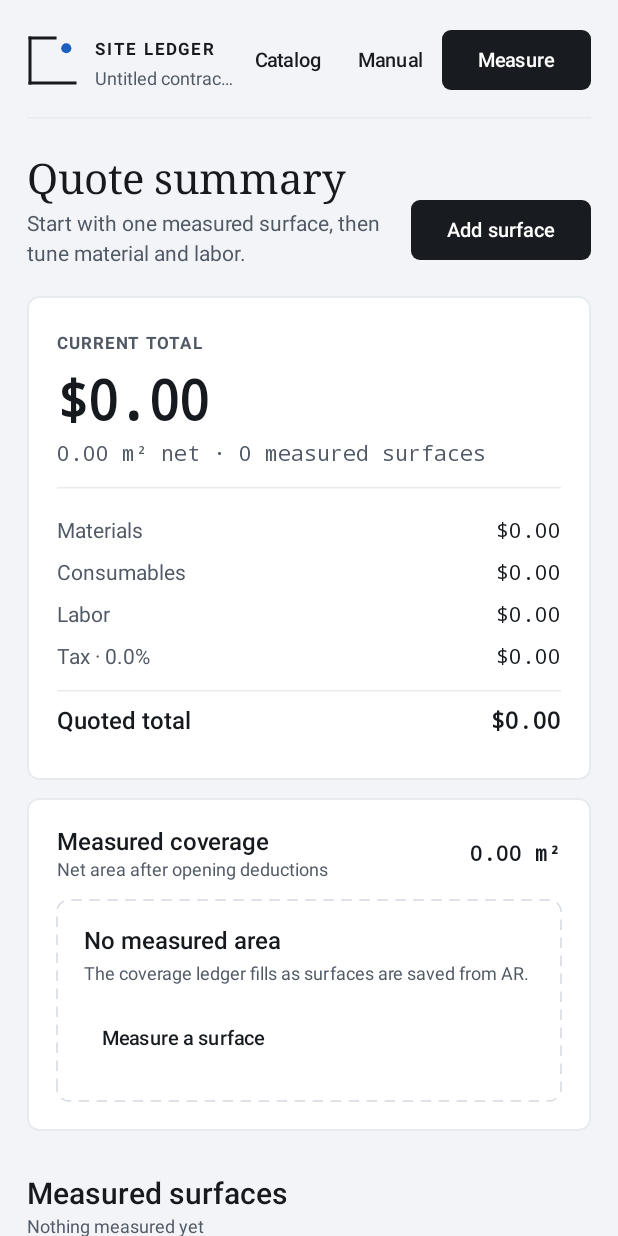
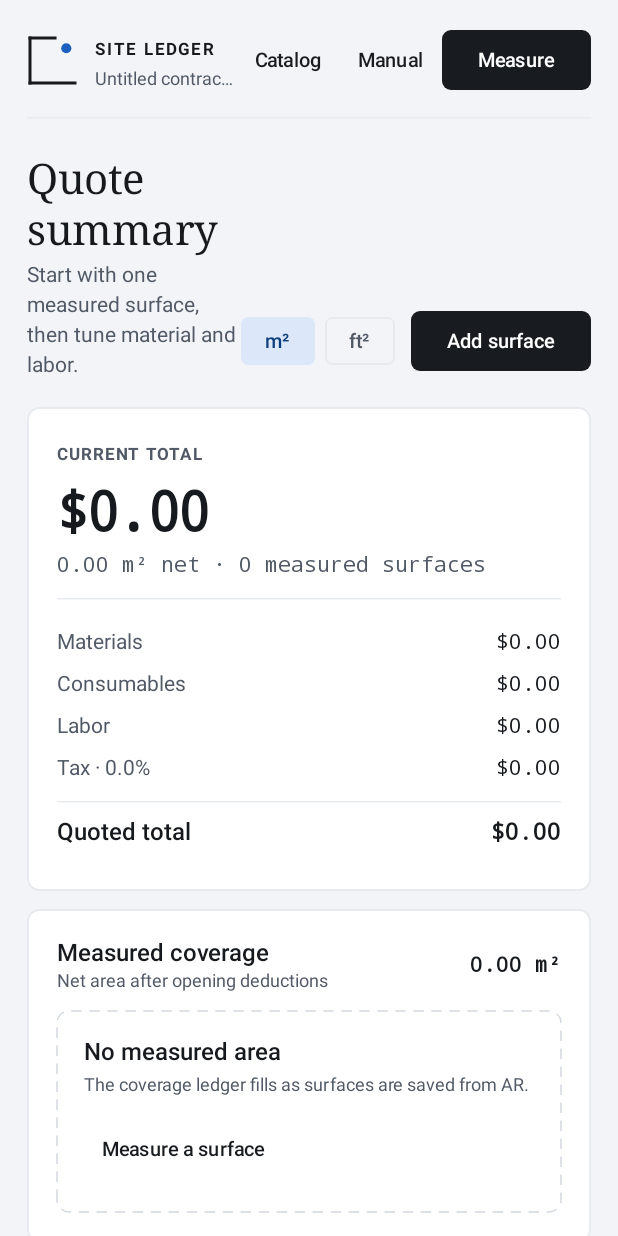
Before and after one commit to Sujaya-Nimneth/AR-contractor-tool-generator, an Android app built with Jetpack Compose: the screen it shows after launch (MainActivity), after a tap on "Measure", on a phone screen of 412 x 824 dp. Run offline under Robolectric (Android 15) with nearby library versions, the phone set to English and light mode, and no system bars; our stand-ins replace Room's generated code; libraries missing offline, so code that uses them is left out: com.google.ar.core, io.github.sceneview.ar, io.github.sceneview.node, io.github.sceneview.rememberEngine, io.github.sceneview.rememberMaterialLoader and 1 more; 9 statements that could not run were skipped.

Commit message:
feat(ui): metric/imperial display toggle for quote measurements
m²/ft² chips on the summary header switch every area and perimeter
readout through UnitConverter; storage and pricing stay SI and PDFs
keep dual-unit labels.

```diff
--- a/app/src/main/java/com/arcontractor/estimator/ui/quote/QuoteScreen.kt
+++ b/app/src/main/java/com/arcontractor/estimator/ui/quote/QuoteScreen.kt
@@ -32,6 +32,7 @@ import androidx.compose.material.icons.rounded.Close
 import androidx.compose.material3.Button
 import androidx.compose.material3.ButtonDefaults
 import androidx.compose.material3.CircularProgressIndicator
+import androidx.compose.material3.FilterChip
 import androidx.compose.material3.HorizontalDivider
 import androidx.compose.material3.Icon
 import androidx.compose.material3.IconButton
@@ -193,7 +194,9 @@ private fun QuoteWorkspace(
             item {
                 QuoteTitleRow(
                     workspace = workspace,
-                    onMeasureSurface = onMeasureSurface
+                    onMeasureSurface = onMeasureSurface,
+                    displayUnits = state.displayUnits,
+                    onSetDisplayUnits = { onAction(QuoteAction.SetDisplayUnits(it)) }
                 )
             }
 
@@ -212,7 +215,8 @@ private fun QuoteWorkspace(
                         workspace = workspace,
                         selectedSurfaceId = state.selectedSurfaceId,
                         onSelectSurface = { onAction(QuoteAction.SelectSurface(it)) },
-                        onMeasureSurface = onMeasureSurface
+                        onMeasureSurface = onMeasureSurface,
+                        displayUnits = state.displayUnits
                     )
                 }
 
@@ -263,6 +267,7 @@ private fun QuoteWorkspace(
                             surface = surface,
                             isSelected = surface.surfaceId == state.selectedSurfaceId,
                             currencyCode = workspace.project.currencyCode,
+                            displayUnits = state.displayUnits,
                             onClick = {
                                 onAction(QuoteAction.SelectSurface(surface.surfaceId))
                             }
@@ -277,6 +282,7 @@ private fun QuoteWorkspace(
                             surface = selectedSurface,
                             materials = workspace.materials,
                             currencyCode = workspace.project.currencyCode,
+                            displayUnits = state.displayUnits,
                             onAction = onAction,
                             onRemeasure = { onRemeasureSurface(selectedSurface.surfaceId) },
                             modifier = Modifier.padding(top = 14.dp)
@@ -288,6 +294,7 @@ private fun QuoteWorkspace(
                     QuoteTotalsCard(
                         quote = workspace.quote,
                         currencyCode = workspace.project.currencyCode,
+                        displayUnits = state.displayUnits,
                         modifier = Modifier.padding(top = 30.dp)
                     )
                 }
@@ -415,7 +422,9 @@ private fun QuoteHeader(
 @Composable
 private fun QuoteTitleRow(
     workspace: ProjectWorkspace?,
-    onMeasureSurface: () -> Unit
+    onMeasureSurface: () -> Unit,
+    displayUnits: DisplayUnitSystem,
+    onSetDisplayUnits: (DisplayUnitSystem) -> Unit
 ) {
     val surfaceCount = workspace?.surfaces?.size ?: 0
     val finding = when {
@@ -443,7 +452,22 @@ private fun QuoteTitleRow(
                 color = MaterialTheme.colorScheme.onSurfaceVariant
             )
         }
+        Row(horizontalArrangement = Arrangement.spacedBy(6.dp)) {
+            FilterChip(
+                selected = displayUnits == DisplayUnitSystem.METRIC,
+                onClick = { onSetDisplayUnits(DisplayUnitSystem.METRIC) },
+                label = { Text("m²") },
+                shape = RoundedCornerShape(5.dp)
+            )
+            FilterChip(
+                selected = displayUnits == DisplayUnitSystem.IMPERIAL,
+                onClick = { onSetDisplayUnits(DisplayUnitSystem.IMPERIAL) },
+                label = { Text("ft²") },
+                shape = RoundedCornerShape(5.dp)
+            )
+        }
         if (workspace != null && surfaceCount == 0) {
+            Spacer(Modifier.width(10.dp))
             Button(
                 onClick = onMeasureSurface,
                 shape = RoundedCornerShape(6.dp),
@@ -514,7 +538,8 @@ private fun QuoteOverview(
     workspace: ProjectWorkspace,
     selectedSurfaceId: String?,
     onSelectSurface: (String) -> Unit,
-    onMeasureSurface: () -> Unit
+    onMeasureSurface: () -> Unit,
+    displayUnits: DisplayUnitSystem
 ) {
     BoxWithConstraints(modifier = Modifier.fillMaxWidth()) {
         if (maxWidth >= 840.dp) {
@@ -526,6 +551,7 @@ private fun QuoteOverview(
                     quote = workspace.quote,
                     surfaceCount = workspace.surfaces.size,
                     currencyCode = workspace.project.currencyCode,
+                    displayUnits = displayUnits,
                     modifier = Modifier.weight(1.08f)
                 )
                 CoverageLedger(
@@ -533,6 +559,7 @@ private fun QuoteOverview(
                     selectedSurfaceId = selectedSurfaceId,
                     onSelectSurface = onSelectSurface,
                     onMeasureSurface = onMeasureSurface,
+                    displayUnits = displayUnits,
                     modifier = Modifier.weight(1f)
                 )
             }
@@ -541,13 +568,15 @@ private fun QuoteOverview(
                 QuoteTotalCard(
                     quote = workspace.quote,
                     surfaceCount = workspace.surfaces.size,
-                    currencyCode = workspace.project.currencyCode
+                    currencyCode = workspace.project.currencyCode,
+                    displayUnits = displayUnits
                 )
                 CoverageLedger(
                     workspace = workspace,
                     selectedSurfaceId = selectedSurfaceId,
                     onSelectSurface = onSelectSurface,
-                    onMeasureSurface = onMeasureSurface
+                    onMeasureSurface = onMeasureSurface,
+                    displayUnits = displayUnits
                 )
             }
         }
@@ -559,6 +588,7 @@ private fun QuoteTotalCard(
     quote: ProjectQuoteSummary,
     surfaceCount: Int,
     currencyCode: String,
+    displayUnits: DisplayUnitSystem,
     modifier: Modifier = Modifier
 ) {
     Surface(
@@ -589,7 +619,7 @@ private fun QuoteTotalCard(
                 letterSpacing = (-1.2).sp
             )
             Text(
-                text = "${formatArea(quote.totalNetAreaSqMeters)} net · $surfaceCount measured surface" +
+                text = "${formatArea(quote.totalNetAreaSqMeters, displayUnits)} net · $surfaceCount measured surface" +
                     if (surfaceCount == 1) "" else "s",
                 modifier = Modifier.padding(top = 5.dp),
                 style = numericTextStyle,
@@ -625,6 +655,7 @@ private fun CoverageLedger(
     selectedSurfaceId: String?,
     onSelectSurface: (String) -> Unit,
     onMeasureSurface: () -> Unit,
+    displayUnits: DisplayUnitSystem,
     modifier: Modifier = Modifier
 ) {
     val totalArea = workspace.quote.totalNetAreaSqMeters
@@ -653,7 +684,7 @@ private fun CoverageLedger(
                     )
                 }
                 Text(
-                    text = formatArea(totalArea),
+                    text = formatArea(totalArea, displayUnits),
                     style = numericTextStyle.copy(fontWeight = FontWeight.SemiBold),
                     color = MaterialTheme.colorScheme.onSurface
                 )
@@ -673,6 +704,7 @@ private fun CoverageLedger(
                 workspace.surfaces.take(6).forEach { surface ->
                     CoverageLedgerRow(
                         surface = surface,
+                        displayUnits = displayUnits,
                         fraction = if (totalArea > 0.0) {
                             (surface.analysis?.netAreaSqMeters ?: 0.0) / totalArea
                         } else {
@@ -696,13 +728,13 @@ private fun CoverageLedger(
                 )
                 Row(modifier = Modifier.fillMaxWidth()) {
                     Text(
-                        text = "Gross ${formatArea(workspace.quote.totalGrossAreaSqMeters)}",
+                        text = "Gross ${formatArea(workspace.quote.totalGrossAreaSqMeters, displayUnits)}",
                         modifier = Modifier.weight(1f),
                         style = numericTextStyle,
                         color = MaterialTheme.colorScheme.onSurfaceVariant
                     )
                     Text(
-                        text = "Openings −${formatArea(workspace.quote.totalCutoutAreaSqMeters)}",
+                        text = "Openings −${formatArea(workspace.quote.totalCutoutAreaSqMeters, displayUnits)}",
                         style = numericTextStyle,
                         color = MaterialTheme.colorScheme.onSurfaceVariant
                     )
@@ -715,6 +747,7 @@ private fun CoverageLedger(
 @Composable
 private fun CoverageLedgerRow(
     surface: SurfaceQuoteLine,
+    displayUnits: DisplayUnitSystem,
     fraction: Double,
     selected: Boolean,
     onClick: () -> Unit
@@ -744,7 +777,7 @@ private fun CoverageLedgerRow(
                 overflow = TextOverflow.Ellipsis
             )
             Text(
-                text = formatAreaCompact(surface.analysis?.netAreaSqMeters ?: 0.0),
+                text = formatAreaCompact(surface.analysis?.netAreaSqMeters ?: 0.0, displayUnits),
                 style = numericTextStyle,
                 color = MaterialTheme.colorScheme.onSurface
             )
@@ -774,6 +807,7 @@ private fun SurfaceLedgerRow(
     surface: SurfaceQuoteLine,
     isSelected: Boolean,
     currencyCode: String,
+    displayUnits: DisplayUnitSystem,
     onClick: () -> Unit
 ) {
     val estimate = surface.estimate
@@ -827,7 +861,7 @@ private fun SurfaceLedgerRow(
                 )
                 Row(modifier = Modifier.padding(top = 9.dp)) {
                     Text(
-                        text = formatArea(surface.analysis?.netAreaSqMeters ?: 0.0),
+                        text = formatArea(surface.analysis?.netAreaSqMeters ?: 0.0, displayUnits),
                         style = numericTextStyle,
                         color = MaterialTheme.colorScheme.onSurface
                     )
@@ -871,6 +905,7 @@ private fun SurfaceLedgerRow(
 private fun QuoteTotalsCard(
     quote: ProjectQuoteSummary,
     currencyCode: String,
+    displayUnits: DisplayUnitSystem,
     modifier: Modifier = Modifier
 ) {
     Surface(
@@ -898,9 +933,9 @@ private fun QuoteTotalsCard(
                 modifier = Modifier.padding(vertical = 13.dp),
                 color = MaterialTheme.colorScheme.outlineVariant
             )
-            LedgerValueRow("Measured gross area", formatArea(quote.totalGrossAreaSqMeters))
-            LedgerValueRow("Opening deductions", "−${formatArea(quote.totalCutoutAreaSqMeters)}")
-            LedgerValueRow("Net priced area", formatArea(quote.totalNetAreaSqMeters))
+            LedgerValueRow("Measured gross area", formatArea(quote.totalGrossAreaSqMeters, displayUnits))
+            LedgerValueRow("Opening deductions", "−${formatArea(quote.totalCutoutAreaSqMeters, displayUnits)}")
+            LedgerValueRow("Net priced area", formatArea(quote.totalNetAreaSqMeters, displayUnits))
             HorizontalDivider(
                 modifier = Modifier.padding(vertical = 9.dp),
                 color = MaterialTheme.colorScheme.outlineVariant
--- a/app/src/main/java/com/arcontractor/estimator/ui/quote/QuoteUiState.kt
+++ b/app/src/main/java/com/arcontractor/estimator/ui/quote/QuoteUiState.kt
@@ -52,6 +52,15 @@ data class ManualSurfaceDraft(
 enum class ManualLengthUnit(val label: String) {
     METERS("m"),
     FEET("ft")
+}
+
+/**
+ * Display-only unit system for quote measurements. Storage, geometry, and pricing
+ * remain SI; PDFs always print dual units regardless of this preference.
+ */
+enum class DisplayUnitSystem {
+    METRIC,
+    IMPERIAL
 }
 
 data class QuoteMessage(
@@ -110,6 +119,7 @@ data class QuoteUiState(
     val projects: List<ProjectEntity> = emptyList(),
     val isProjectSwitcherOpen: Boolean = false,
     val newProjectNameText: String = "",
+    val displayUnits: DisplayUnitSystem = DisplayUnitSystem.METRIC,
     val isExportDialogOpen: Boolean = false,
     val exportDraft: QuoteExportDraft = QuoteExportDraft(),
     val exportedPdf: PdfExportResult? = null,
@@ -144,6 +154,7 @@ sealed interface QuoteAction {
     data class UpdateNewProjectName(val text: String) : QuoteAction
     data object CreateProject : QuoteAction
     data class DeleteProject(val projectId: String) : QuoteAction
+    data class SetDisplayUnits(val units: DisplayUnitSystem) : QuoteAction
     data object OpenProjectDetails : QuoteAction
     data object CloseProjectDetails : QuoteAction
     data class UpdateProjectDetails(val draft: ProjectMetadataDraft) : QuoteAction
--- a/app/src/main/java/com/arcontractor/estimator/ui/quote/QuoteViewModel.kt
+++ b/app/src/main/java/com/arcontractor/estimator/ui/quote/QuoteViewModel.kt
@@ -91,6 +91,9 @@ class QuoteViewModel(
 
             QuoteAction.CreateProject -> createProject()
             is QuoteAction.DeleteProject -> deleteProject(action.projectId)
+            is QuoteAction.SetDisplayUnits -> _uiState.update {
+                it.copy(displayUnits = action.units)
+            }
             QuoteAction.OpenProjectDetails -> openProjectDetails()
             QuoteAction.CloseProjectDetails -> _uiState.update {
                 it.copy(
```
Also changed, not shown: app/src/main/java/com/arcontractor/estimator/ui/quote/QuoteComponents.kt (+31 -4 lines), app/src/main/java/com/arcontractor/estimator/ui/quote/SurfacePricingPanel.kt (+5 -4 lines).
